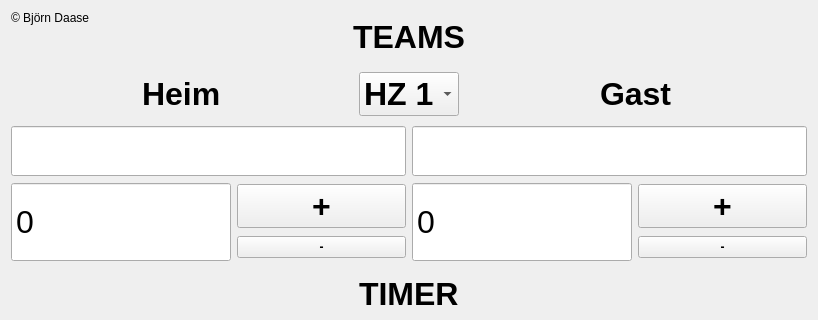
Above: mainwindow.ui from BjoernDaase/GameControl before the change; both pictures show x 0 to 818 and y 0 to 320 of the 818 by 622 pixel window. Below: the same form after it.
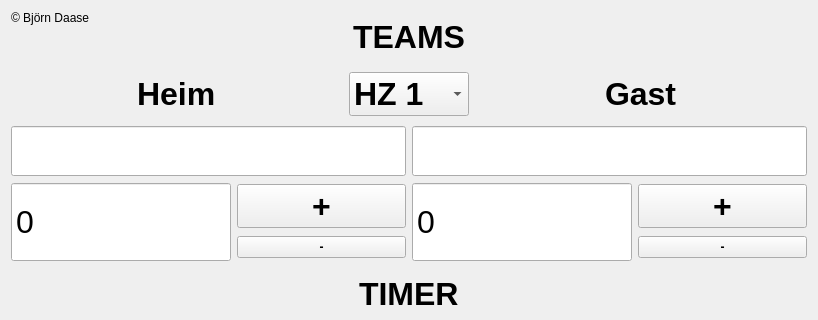
That is the form after the change. Icons and pictures are not drawn.

What changed in the file:
```diff
--- a/mainwindow.ui
+++ b/mainwindow.ui
@@ -91,7 +91,7 @@
        <widget class="QComboBox" name="legComboBox">
         <property name="maximumSize">
          <size>
-          <width>100</width>
+          <width>120</width>
           <height>16777215</height>
          </size>
         </property>
```
Left out of the diff: 20 changed lines with no effect on the pictures.
